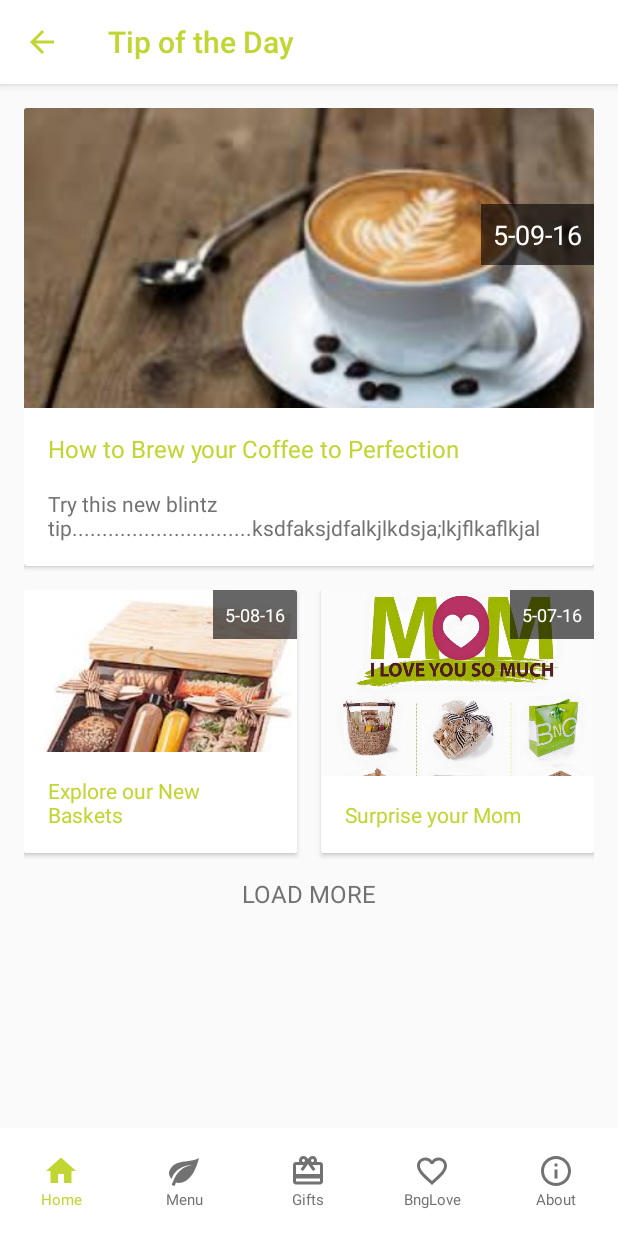
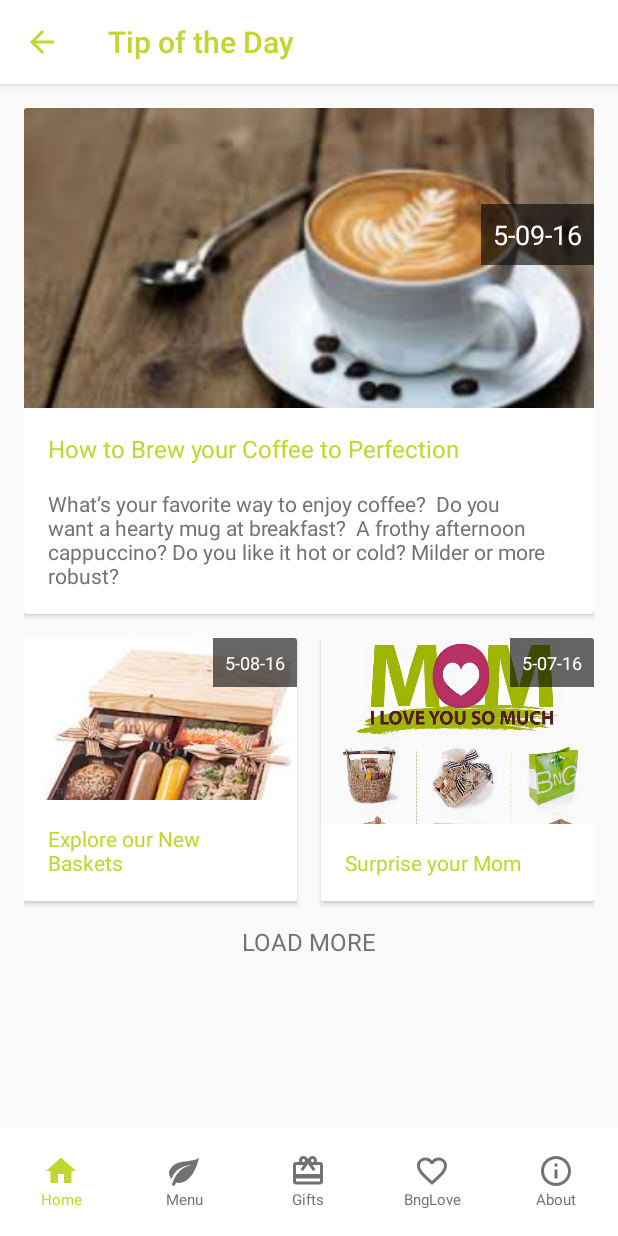
Before and after one commit to rsorotzkin/BNGApp, an Android app: the fragment TipsFragment placed in its activity, on a phone screen of 412 x 824 dp. Run offline under Robolectric (Android 15) with nearby library versions, the phone set to English and light mode, and no system bars; our stand-ins replace ButterKnife, Picasso; pictures from the network do not load.

Commit message:
cleaned and commented code

```diff
--- a/app/src/main/java/com/example/home/bngapp/fragments/HomeFragment.java
+++ b/app/src/main/java/com/example/home/bngapp/fragments/HomeFragment.java
@@ -31,6 +31,15 @@ public class HomeFragment extends Fragment {
     @Nullable
     @BindView(R.id.bngTodayCardView)
     CardView bngTodayCardView;
+    @Nullable
+    @BindView(R.id.springMenuCardView)
+    CardView springMenuCardView;
+    @Nullable
+    @BindView(R.id.corporateCardView)
+    CardView corporateCardView;
+    @Nullable
+    @BindView(R.id.giftCardView)
+    CardView giftCardView;
 
     public HomeFragment() {
         // Required empty public constructor
@@ -58,8 +67,20 @@ public class HomeFragment extends Fragment {
 
 
     @OnClick(R.id.bngTodayCardView)
-    void onSubmit() {
+    void onSubmitTips() {
         Util.replaceFragment(new TipsFragment(), R.string.fragment_home);
+    }
+    @OnClick(R.id.springMenuCardView)
+    void onSubmitMenu() {
+        Util.replaceFragment(new MenuFragment(), R.string.fragment_home);
+    }
+    @OnClick(R.id.corporateCardView)
+    void onSubmitCorporate() {
+        Util.replaceFragment(new MenuFragment(), R.string.fragment_home);
+    }
+    @OnClick(R.id.giftCardView)
+    void onSubmitGifts() {
+        Util.replaceFragment(new GiftsFragment(), R.string.fragment_home);
     }
 
 
--- a/app/src/main/res/drawable/facebook.xml
+++ b/app/src/main/res/drawable/facebook.xml
@@ -4,5 +4,5 @@
     android:width="24dp"
     android:viewportWidth="24"
     android:viewportHeight="24">
-    <path android:fillColor="@color/primary" android:pathData="M17,2V2H17V6H15C14.31,6 14,6.81 14,7.5V10H14L17,10V14H14V22H10V14H7V10H10V6A4,4 0 0,1 14,2H17Z" />
+    <path android:fillColor="#c1d633" android:pathData="M17,2V2H17V6H15C14.31,6 14,6.81 14,7.5V10H14L17,10V14H14V22H10V14H7V10H10V6A4,4 0 0,1 14,2H17Z" />
 </vector>
--- a/app/src/main/res/drawable/google_plus.xml
+++ b/app/src/main/res/drawable/google_plus.xml
@@ -4,5 +4,5 @@
     android:width="24dp"
     android:viewportWidth="24"
     android:viewportHeight="24">
-    <path android:fillColor="@color/primary" android:pathData="M23,11H21V9H19V11H17V13H19V15H21V13H23M8,11V13.4H12C11.8,14.4 10.8,16.4 8,16.4C5.6,16.4 3.7,14.4 3.7,12C3.7,9.6 5.6,7.6 8,7.6C9.4,7.6 10.3,8.2 10.8,8.7L12.7,6.9C11.5,5.7 9.9,5 8,5C4.1,5 1,8.1 1,12C1,15.9 4.1,19 8,19C12,19 14.7,16.2 14.7,12.2C14.7,11.7 14.7,11.4 14.6,11H8Z" />
+    <path android:fillColor="#c1d633" android:pathData="M23,11H21V9H19V11H17V13H19V15H21V13H23M8,11V13.4H12C11.8,14.4 10.8,16.4 8,16.4C5.6,16.4 3.7,14.4 3.7,12C3.7,9.6 5.6,7.6 8,7.6C9.4,7.6 10.3,8.2 10.8,8.7L12.7,6.9C11.5,5.7 9.9,5 8,5C4.1,5 1,8.1 1,12C1,15.9 4.1,19 8,19C12,19 14.7,16.2 14.7,12.2C14.7,11.7 14.7,11.4 14.6,11H8Z" />
 </vector>
--- a/app/src/main/res/drawable/instagram.xml
+++ b/app/src/main/res/drawable/instagram.xml
@@ -4,5 +4,5 @@
     android:width="24dp"
     android:viewportWidth="24"
     android:viewportHeight="24">
-    <path android:fillColor="@color/primary" android:pathData="M7.8,2H16.2C19.4,2 22,4.6 22,7.8V16.2A5.8,5.8 0 0,1 16.2,22H7.8C4.6,22 2,19.4 2,16.2V7.8A5.8,5.8 0 0,1 7.8,2M7.6,4A3.6,3.6 0 0,0 4,7.6V16.4C4,18.39 5.61,20 7.6,20H16.4A3.6,3.6 0 0,0 20,16.4V7.6C20,5.61 18.39,4 16.4,4H7.6M17.25,5.5A1.25,1.25 0 0,1 18.5,6.75A1.25,1.25 0 0,1 17.25,8A1.25,1.25 0 0,1 16,6.75A1.25,1.25 0 0,1 17.25,5.5M12,7A5,5 0 0,1 17,12A5,5 0 0,1 12,17A5,5 0 0,1 7,12A5,5 0 0,1 12,7M12,9A3,3 0 0,0 9,12A3,3 0 0,0 12,15A3,3 0 0,0 15,12A3,3 0 0,0 12,9Z" />
+    <path android:fillColor="#c1d633" android:pathData="M7.8,2H16.2C19.4,2 22,4.6 22,7.8V16.2A5.8,5.8 0 0,1 16.2,22H7.8C4.6,22 2,19.4 2,16.2V7.8A5.8,5.8 0 0,1 7.8,2M7.6,4A3.6,3.6 0 0,0 4,7.6V16.4C4,18.39 5.61,20 7.6,20H16.4A3.6,3.6 0 0,0 20,16.4V7.6C20,5.61 18.39,4 16.4,4H7.6M17.25,5.5A1.25,1.25 0 0,1 18.5,6.75A1.25,1.25 0 0,1 17.25,8A1.25,1.25 0 0,1 16,6.75A1.25,1.25 0 0,1 17.25,5.5M12,7A5,5 0 0,1 17,12A5,5 0 0,1 12,17A5,5 0 0,1 7,12A5,5 0 0,1 12,7M12,9A3,3 0 0,0 9,12A3,3 0 0,0 12,15A3,3 0 0,0 15,12A3,3 0 0,0 12,9Z" />
 </vector>
--- a/app/src/main/res/drawable/twitter.xml
+++ b/app/src/main/res/drawable/twitter.xml
@@ -4,5 +4,5 @@
     android:width="24dp"
     android:viewportWidth="24"
     android:viewportHeight="24">
-    <path android:fillColor="@color/primary" android:pathData="M22.46,6C21.69,6.35 20.86,6.58 20,6.69C20.88,6.16 21.56,5.32 21.88,4.31C21.05,4.81 20.13,5.16 19.16,5.36C18.37,4.5 17.26,4 16,4C13.65,4 11.73,5.92 11.73,8.29C11.73,8.63 11.77,8.96 11.84,9.27C8.28,9.09 5.11,7.38 3,4.79C2.63,5.42 2.42,6.16 2.42,6.94C2.42,8.43 3.17,9.75 4.33,10.5C3.62,10.5 2.96,10.3 2.38,10C2.38,10 2.38,10 2.38,10.03C2.38,12.11 3.86,13.85 5.82,14.24C5.46,14.34 5.08,14.39 4.69,14.39C4.42,14.39 4.15,14.36 3.89,14.31C4.43,16 6,17.26 7.89,17.29C6.43,18.45 4.58,19.13 2.56,19.13C2.22,19.13 1.88,19.11 1.54,19.07C3.44,20.29 5.7,21 8.12,21C16,21 20.33,14.46 20.33,8.79C20.33,8.6 20.33,8.42 20.32,8.23C21.16,7.63 21.88,6.87 22.46,6Z" />
+    <path android:fillColor="#c1d633" android:pathData="M22.46,6C21.69,6.35 20.86,6.58 20,6.69C20.88,6.16 21.56,5.32 21.88,4.31C21.05,4.81 20.13,5.16 19.16,5.36C18.37,4.5 17.26,4 16,4C13.65,4 11.73,5.92 11.73,8.29C11.73,8.63 11.77,8.96 11.84,9.27C8.28,9.09 5.11,7.38 3,4.79C2.63,5.42 2.42,6.16 2.42,6.94C2.42,8.43 3.17,9.75 4.33,10.5C3.62,10.5 2.96,10.3 2.38,10C2.38,10 2.38,10 2.38,10.03C2.38,12.11 3.86,13.85 5.82,14.24C5.46,14.34 5.08,14.39 4.69,14.39C4.42,14.39 4.15,14.36 3.89,14.31C4.43,16 6,17.26 7.89,17.29C6.43,18.45 4.58,19.13 2.56,19.13C2.22,19.13 1.88,19.11 1.54,19.07C3.44,20.29 5.7,21 8.12,21C16,21 20.33,14.46 20.33,8.79C20.33,8.6 20.33,8.42 20.32,8.23C21.16,7.63 21.88,6.87 22.46,6Z" />
 </vector>
--- a/app/src/main/res/drawable/youtube_play.xml
+++ b/app/src/main/res/drawable/youtube_play.xml
@@ -4,5 +4,5 @@
     android:width="24dp"
     android:viewportWidth="24"
     android:viewportHeight="24">
-    <path android:fillColor="@color/primary" android:pathData="M10,16.5V7.5L16,12M20,4.4C19.4,4.2 15.7,4 12,4C8.3,4 4.6,4.19 4,4.38C2.44,4.9 2,8.4 2,12C2,15.59 2.44,19.1 4,19.61C4.6,19.81 8.3,20 12,20C15.7,20 19.4,19.81 20,19.61C21.56,19.1 22,15.59 22,12C22,8.4 21.56,4.91 20,4.4Z" />
+    <path android:fillColor="#c1d633" android:pathData="M10,16.5V7.5L16,12M20,4.4C19.4,4.2 15.7,4 12,4C8.3,4 4.6,4.19 4,4.38C2.44,4.9 2,8.4 2,12C2,15.59 2.44,19.1 4,19.61C4.6,19.81 8.3,20 12,20C15.7,20 19.4,19.81 20,19.61C21.56,19.1 22,15.59 22,12C22,8.4 21.56,4.91 20,4.4Z" />
 </vector>
--- a/app/src/main/res/layout/fragment_menu.xml
+++ b/app/src/main/res/layout/fragment_menu.xml
@@ -133,7 +133,7 @@
                 android:src="@drawable/salad_platter" />
 
             <TextView
-                android:id="@+id/saladCoolectionTextView"
+                android:id="@+id/saladCollectionTextView"
                 android:layout_width="match_parent"
                 android:layout_height="wrap_content"
                 android:layout_gravity="bottom"
--- a/app/src/main/res/layout/fragment_tips.xml
+++ b/app/src/main/res/layout/fragment_tips.xml
@@ -10,9 +10,9 @@
         <LinearLayout
             android:layout_width="match_parent"
             android:layout_height="wrap_content"
+            android:layout_margin="@dimen/activity_horizontal_margin"
             android:orientation="vertical"
             android:paddingBottom="@dimen/activity_horizontal_margin"
-    android:layout_margin="@dimen/activity_horizontal_margin"
             android:paddingTop="?attr/actionBarSize">
 
             <android.support.v7.widget.CardView
@@ -24,93 +24,99 @@
                     android:layout_width="match_parent"
                     android:layout_height="match_parent"
                     android:orientation="vertical">
+
                     <RelativeLayout
                         android:layout_width="wrap_content"
                         android:layout_height="wrap_content">
+
                         <ImageView
-            android:id="@+id/image"
+                            android:id="@+id/tipImage1"
                             android:layout_width="match_parent"
                             android:layout_height="200dp"
+                            android:adjustViewBounds="true"
                             android:scaleType="centerCrop"
-            android:src="@drawable/tip"
-            android:adjustViewBounds="true"/>
+                            android:src="@drawable/tip" />
 
                         <TextView
+                            android:layout_width="wrap_content"
+                            android:layout_height="wrap_content"
+                            android:layout_alignEnd="@+id/tipImage1"
                             android:layout_marginTop="64dp"
                             android:background="#99000000"
-                    android:layout_width="wrap_content"
-                    android:layout_height="wrap_content"
                             android:padding="8dp"
+                            android:text="5-09-16"
                             android:textColor="@color/icons"
-                    android:layout_alignEnd="@+id/image"
-                    android:textSize="18sp"
-                    android:text="5-09-16"/>
+                            android:textSize="18sp" />
                     </RelativeLayout>
+
                     <TextView
 
                         android:layout_width="match_parent"
                         android:layout_height="wrap_content"
+                        android:padding="@dimen/activity_horizontal_margin"
+                        android:text="How to Brew your Coffee to Perfection"
                         android:textColor="@color/primary"
-                android:padding="@dimen/activity_horizontal_margin"
-                android:textSize="16sp"
-                android:text="How to Brew your Coffee to Perfection"/>
+                        android:textSize="16sp" />
 
                     <TextView
                         android:layout_width="match_parent"
                         android:layout_height="wrap_content"
+                        android:paddingBottom="@dimen/activity_horizontal_margin"
+                        android:paddingEnd="@dimen/activity_horizontal_margin"
+                        android:paddingStart="@dimen/activity_horizontal_margin"
+                        android:text="What’s your favorite way to enjoy coffee?
+
+Do you want a hearty mug at breakfast?  A frothy afternoon cappuccino? Do you like it hot or cold? Milder or more robust? "
                         android:textColor="@color/secondary_text"
-            android:paddingStart="@dimen/activity_horizontal_margin"
-            android:paddingEnd="@dimen/activity_horizontal_margin"
-            android:paddingBottom="@dimen/activity_horizontal_margin"
-            android:textSize="14sp"
-            android:text="Try this new blintz tip..............................ksdfaksjdfalkjlkdsja;lkjflkaflkjal"/>
+                        android:textSize="14sp" />
                 </LinearLayout>
             </android.support.v7.widget.CardView>
 
             <LinearLayout
                 android:layout_width="match_parent"
                 android:layout_height="wrap_content"
-        android:orientation="horizontal"
                 android:layout_marginTop="@dimen/activity_horizontal_margin"
-       >
+                android:orientation="horizontal">
+
                 <android.support.v7.widget.CardView
-
                     android:layout_width="match_parent"
-            android:layout_weight="1"
+                    android:layout_height="wrap_content"
+                    android:layout_marginBottom="@dimen/activity_horizontal_margin"
                     android:layout_marginEnd="8dp"
-            android:layout_marginBottom="@dimen/activity_horizontal_margin"
-            android:layout_height="wrap_content">
+                    android:layout_weight="1">
 
                     <RelativeLayout
                         android:layout_width="wrap_content"
                         android:layout_height="wrap_content">
+
                         <ImageView
-                        android:id="@+id/image1"
+                            android:id="@+id/tipImage2"
                             android:layout_width="match_parent"
                             android:layout_height="175dp"
+                            android:adjustViewBounds="true"
                             android:scaleType="centerCrop"
-                        android:src="@drawable/tip2"
-                        android:adjustViewBounds="true"/>
+                            android:src="@drawable/tip2" />
 
                         <TextView
-                        android:background="#99000000"
                             android:layout_width="wrap_content"
                             android:layout_height="wrap_content"
+                            android:layout_alignEnd="@+id/tipImage2"
+                            android:background="#99000000"
                             android:padding="8dp"
+                            android:text="5-08-16"
                             android:textColor="@color/icons"
-                        android:layout_alignEnd="@+id/image1"
-                        android:textSize="12sp"
-                        android:text="5-08-16"/>
+                            android:textSize="12sp" />
+
                         <TextView
                             android:id="@+id/text2"
                             android:layout_width="match_parent"
                             android:layout_height="wrap_content"
-                        android:textColor="@color/primary"
+                            android:layout_alignBottom="@+id/tipImage2"
                             android:background="@color/icons"
                             android:padding="@dimen/activity_horizontal_margin"
-                        android:textSize="14sp"
-                        android:layout_alignBottom="@+id/image1"
-                        android:text="Explore our New Baskets"/>
+                            android:text="Explore our New Baskets"
+                            android:textColor="@color/primary"
+                            android:textSize="14sp" />
 
                     </RelativeLayout>
 
@@ -119,42 +125,44 @@
                 <android.support.v7.widget.CardView
 
                     android:layout_width="match_parent"
-            android:layout_weight="1"
+                    android:layout_height="wrap_content"
+                    android:layout_marginBottom="@dimen/activity_horizontal_margin"
                     android:layout_marginStart="8dp"
-            android:layout_marginBottom="@dimen/activity_horizontal_margin"
-            android:layout_height="wrap_content">
+                    android:layout_weight="1">
 
                     <RelativeLayout
                         android:layout_width="wrap_content"
                         android:layout_height="wrap_content">
+
                         <ImageView
-                        android:id="@+id/image2"
+                            android:id="@+id/tipImage3"
                             android:layout_width="match_parent"
                             android:layout_height="175dp"
+                            android:adjustViewBounds="true"
                             android:scaleType="centerCrop"
-                        android:src="@drawable/tip1"
-                        android:adjustViewBounds="true"/>
+                            android:src="@drawable/tip1" />
 
                         <TextView
-                        android:background="#99000000"
                             android:layout_width="wrap_content"
                             android:layout_height="wrap_content"
+                            android:layout_alignEnd="@+id/tipImage3"
+                            android:background="#99000000"
                             android:padding="8dp"
+                            android:text="5-07-16"
                             android:textColor="@color/icons"
-                        android:layout_alignEnd="@+id/image2"
-                        android:textSize="12sp"
-                        android:text="5-07-16"/>
+                            android:textSize="12sp" />
+
                         <TextView
                             android:id="@+id/text1"
 
                             android:layout_width="match_parent"
                             android:layout_height="wrap_content"
-                    android:textColor="@color/primary"
+                            android:layout_alignBottom="@+id/tipImage3"
                             android:background="@color/icons"
                             android:padding="@dimen/activity_horizontal_margin"
-                    android:textSize="14sp"
-                    android:layout_alignBottom="@+id/image2"
-                    android:text="Surprise your Mom"/>
+                            android:text="Surprise your Mom"
+                            android:textColor="@color/primary"
+                            android:textSize="14sp" />
 
                     </RelativeLayout>
 
@@ -166,14 +174,14 @@
             <TextView
                 android:layout_width="wrap_content"
                 android:layout_height="wrap_content"
+                android:layout_gravity="center"
+                android:layout_marginBottom="@dimen/activity_horizontal_margin"
                 android:text="LOAD MORE"
                 android:textColor="@color/secondary_text"
-        android:textSize="16sp"
-        android:layout_gravity="center"
-        android:layout_marginBottom="@dimen/activity_horizontal_margin"/>
+                android:textSize="16sp" />
         </LinearLayout>
     </ScrollView>
 
-    <include layout="@layout/appbar_layout"/>
+    <include layout="@layout/appbar_layout" />
 
 </RelativeLayout>
```
Also changed, not shown: app/src/main/java/com/example/home/bngapp/activities/MainActivity.java (+24 -42 lines), app/src/main/java/com/example/home/bngapp/activities/ViewImageActivity.java (deleted, +0 -30 lines), app/src/main/java/com/example/home/bngapp/adapters/ViewPagerAdapter.java (deleted, +0 -41 lines), app/src/main/java/com/example/home/bngapp/utilities/CustomViewPager.java (deleted, +0 -34 lines), app/src/main/res/layout/activity_view_image.xml (deleted, +0 -18 lines), app/src/main/res/layout/fragment_bnglove.xml (+14 -18 lines), app/src/main/res/layout/fragment_home.xml (+22 -23 lines), app/src/main/res/layout/tips_dialog.xml (+32 -25 lines). Lines whose indentation alone changed are shown as unchanged.
